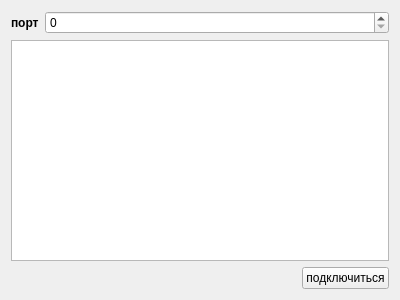
Qt form UDPClient/widget.ui (ISTU-Labs/chat-space) before a commit.
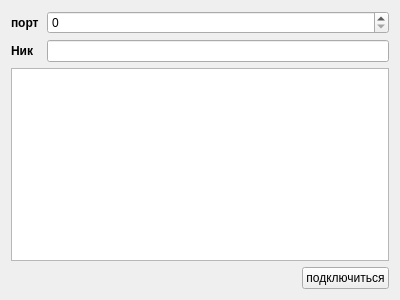
The same form after that commit.

```diff
--- a/UDPClient/widget.ui
+++ b/UDPClient/widget.ui
@@ -13,11 +13,23 @@
   <property name="windowTitle">
    <string>Widget</string>
   </property>
-  <layout class="QGridLayout" name="gridLayout">
-   <item row="0" column="0">
-    <layout class="QFormLayout" name="formLayout">
-     <item row="0" column="0">
+  <layout class="QVBoxLayout" name="verticalLayout">
+   <item>
+    <layout class="QHBoxLayout" name="horizontalLayout_3">
+     <item>
       <widget class="QLabel" name="label">
+       <property name="sizePolicy">
+        <sizepolicy hsizetype="Fixed" vsizetype="Preferred">
+         <horstretch>0</horstretch>
+         <verstretch>0</verstretch>
+        </sizepolicy>
+       </property>
+       <property name="minimumSize">
+        <size>
+         <width>30</width>
+         <height>0</height>
+        </size>
+       </property>
        <property name="font">
         <font>
          <weight>75</weight>
@@ -29,7 +41,7 @@
        </property>
       </widget>
      </item>
-     <item row="0" column="1">
+     <item>
       <widget class="QSpinBox" name="port">
        <property name="maximum">
         <number>9999999</number>
@@ -38,7 +50,33 @@
      </item>
     </layout>
    </item>
-   <item row="1" column="0">
+   <item>
+    <layout class="QHBoxLayout" name="horizontalLayout_2">
+     <item>
+      <widget class="QLabel" name="label_2">
+       <property name="minimumSize">
+        <size>
+         <width>30</width>
+         <height>0</height>
+        </size>
+       </property>
+       <property name="font">
+        <font>
+         <weight>75</weight>
+         <bold>true</bold>
+        </font>
+       </property>
+       <property name="text">
+        <string>Ник</string>
+       </property>
+      </widget>
+     </item>
+     <item>
+      <widget class="QLineEdit" name="nickname"/>
+     </item>
+    </layout>
+   </item>
+   <item>
     <widget class="QListWidget" name="listWidget">
      <property name="frameShape">
       <enum>QFrame::StyledPanel</enum>
@@ -48,7 +86,7 @@
      </property>
     </widget>
    </item>
-   <item row="2" column="0">
+   <item>
     <layout class="QHBoxLayout" name="horizontalLayout">
      <item>
       <spacer name="horizontalSpacer">
```
